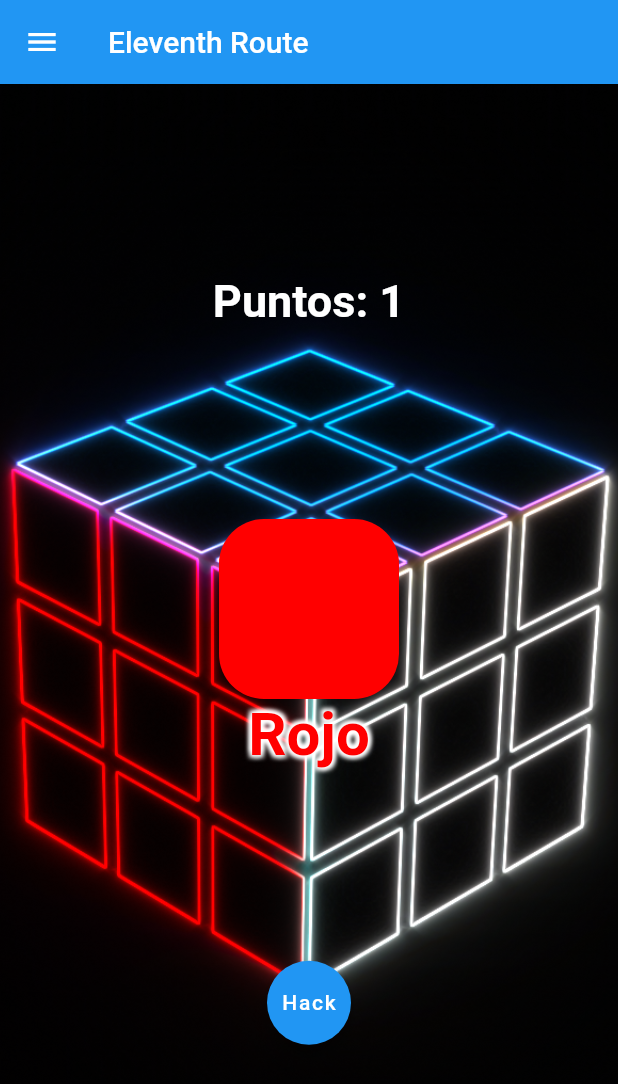
After one commit to Dino-404/Ejercicios-Flutter, a Flutter app: the EleventhRoute screen opened by its route, after a tap on "Rojo", on a phone screen of 412 x 824 dp. The commit adds this screen. Shown: the top 1084 px of the screen. Run offline on Flutter 3.47's test engine with Material 2 defaults, Android fonts, the phone set to English and light mode, and no system bars.

Commit message:
Ejercicio 11 terminado y fixing otros problemas

```diff
--- a/lib/NavDrawer.dart
+++ b/lib/NavDrawer.dart
@@ -71,6 +71,21 @@ class NavDrawer extends StatelessWidget {
             title: Text('Octavo ejercicio'),
             onTap: () => {Navigator.pushNamed(context, "/ocho")},
           ),
+          ListTile(
+            leading: Icon(Icons.android_rounded),
+            title: Text('Noveno ejercicio'),
+            onTap: () => {Navigator.pushNamed(context, "/nueve")},
+          ),
+          ListTile(
+            leading: Icon(Icons.android_rounded),
+            title: Text('Decimo ejercicio'),
+            onTap: () => {Navigator.pushNamed(context, "/diez")},
+          ),
+          ListTile(
+            leading: Icon(Icons.android_rounded),
+            title: Text('Undecimo ejercicio'),
+            onTap: () => {Navigator.pushNamed(context, "/once")},
+          ),
         ],
       ),
     );
--- /dev/null
+++ b/lib/ejercicio11.dart
@@ -0,0 +1,185 @@
+// ignore_for_file: prefer_const_constructors, file_names, prefer_const_literals_to_create_immutables
+
+import 'package:flutter/material.dart';
+import 'dart:math';
+import 'dart:async';
+
+import 'NavDrawer.dart';
+
+class RandomColors extends StatefulWidget {
+  const RandomColors({super.key});
+
+  @override
+  // ignore: library_private_types_in_public_api
+  _RandomColors createState() => _RandomColors();
+}
+
+class _RandomColors extends State<RandomColors> {
+  int points = 0;
+  late String randomName;
+  late Color randomColor;
+  var colorNames = [
+    'Azul',
+    'Verde',
+    'Naranja',
+    'Rosa',
+    'Rojo',
+    'Amarillo',
+    'Negro',
+    'Morado'
+  ];
+  var colorHex = [
+    const Color(0xFF0000FF),
+    const Color(0xFF00FF00),
+    const Color(0xFFFF914D),
+    const Color(0xFFFF66C4),
+    const Color(0xFFFF0000),
+    const Color(0xFFFBC512),
+    const Color(0xFF000000),
+    const Color(0xFF6931FF),
+  ];
+  bool hack = false;
+
+  @override
+  void initState() {
+    super.initState();
+    getRandomColor();
+    getRandomName();
+    timer();
+  }
+
+  void timer() {
+    Timer.periodic(const Duration(milliseconds: 700), (timer) {
+      if (!hack) {
+        getRandomColor();
+      }
+      getRandomName();
+      setState(() {});
+    });
+  }
+
+  @override
+  Widget build(BuildContext context) {
+    return Container(
+        decoration: BoxDecoration(
+            image: DecorationImage(
+                image: AssetImage("assets/magicRubik.png"), fit: BoxFit.cover)),
+        child:
+            Column(mainAxisAlignment: MainAxisAlignment.spaceEvenly, children: [
+          Text(
+            'Puntos: $points',
+            style: const TextStyle(
+                fontWeight: FontWeight.bold, fontSize: 30, color: Colors.white),
+          ),
+          Center(
+              child: GestureDetector(
+                  onTap: () {
+                    onGiftTap(randomName, randomColor);
+                  },
+                  child: Column(
+                    children: [
+                      Container(
+                        decoration: BoxDecoration(
+                            border: Border(),
+                            color: randomColor,
+                            borderRadius:
+                                BorderRadius.all(Radius.circular(30))),
+                        width: 120,
+                        height: 120,
+                      ),
+                      Text(randomName,
+                          style: TextStyle(
+                            color: randomColor,
+                            fontSize: 40,
+                            fontWeight: FontWeight.bold,
+                            shadows: <Shadow>[
+                              Shadow(
+                                offset: Offset(-2, -2),
+                                blurRadius: 3.0,
+                                color: Colors.white,
+                              ),
+                              Shadow(
+                                offset: Offset(2, -2),
+                                blurRadius: 3.0,
+                                color: Colors.white,
+                              ),
+                              Shadow(
+                                offset: Offset(-2, 2),
+                                blurRadius: 3.0,
+                                color: Colors.white,
+                              ),
+                              Shadow(
+                                offset: Offset(2, 2),
+                                blurRadius: 3.0,
+                                color: Colors.white,
+                              ),
+                            ],
+                          )),
+                    ],
+                  ))),
+          FloatingActionButton(
+            onPressed: () {
+              hack = !hack;
+            },
+            child: Text("Hack"),
+          )
+        ]));
+  }
+
+  void getRandomColor() {
+    Random random = Random();
+    int randomNumber = random.nextInt(8);
+    randomColor = colorHex[randomNumber];
+  }
+
+  void getRandomName() {
+    Random random = Random();
+    int randomNumber = random.nextInt(8);
+    randomName = colorNames[randomNumber];
+  }
+
+  String hexToStringConverter(Color hexColor) {
+    if (hexColor == const Color(0xFF0000FF)) {
+      return 'Azul';
+    } else if (hexColor == const Color(0xFF00FF00)) {
+      return 'Verde';
+    } else if (hexColor == const Color(0xFFFF914D)) {
+      return 'Naranja';
+    } else if (hexColor == const Color(0xFFFF66C4)) {
+      return 'Rosa';
+    } else if (hexColor == const Color(0xFFFF0000)) {
+      return 'Rojo';
+    } else if (hexColor == const Color(0xFF6931ff)) {
+      return 'Morado';
+    } else if (hexColor == const Color(0xFF000000)) {
+      return 'Negro';
+    } else {
+      return 'Amarillo';
+    }
+  }
+
+  void onGiftTap(String name, Color color) {
+    var colorToString = hexToStringConverter(color);
+    if (name == colorToString) {
+      points++;
+    } else {
+      points--;
+    }
+    getRandomName();
+    setState(() {});
+  }
+}
+
+class EleventhRoute extends StatelessWidget {
+  const EleventhRoute({super.key});
+  @override
+  Widget build(BuildContext context) {
+    return Scaffold(
+        drawer: NavDrawer(),
+        appBar: AppBar(
+          title: Text("Eleventh Route"),
+        ),
+        //  Container personalizado
+        body: Align(alignment: Alignment.topCenter, child: RandomColors()));
+  }
+}
--- a/lib/ejercicio2.dart
+++ b/lib/ejercicio2.dart
@@ -18,7 +18,7 @@ class SecondRoute extends StatelessWidget {
           // in the middle of the parent.
           child: Text(
         "Lorem ipsum dolor sit amet, consectetur adipiscing elit. Phasellus nibh nisl, ullamcorper id ultricies a, vehicula quis arcu. Sed in lacus volutpat lectus sagittis rutrum non at orci. Nam varius, elit ac maximus scelerisque, lacus massa commodo leo, sit amet placerat neque felis et est. Proin id iaculis ligula. Mauris vel dolor consectetur eros fringilla varius. Ut eget est consequat, mollis massa vitae, vestibulum ipsum. Nunc cursus nec purus eu condimentum. Donec egestas vulputate felis ac ultricies. Donec tempor sem accumsan massa pulvinar, accumsan bibendum neque ornare. Phasellus et augue consequat, mollis sapien nec, molestie arcu. Sed sapien turpis, vulputate nec vulputate eget, interdum at sem. Phasellus ac ex vel velit interdum aliquam et ac lacus. Curabitur suscipit sapien ac consectetur mollis. Maecenas a tellus at mi sollicitudin ultrices.",
-        style: const TextStyle(fontFamily: 'Open Sans'),
+        style: const TextStyle(fontFamily: 'OpenSans'),
       )),
     );
   }
--- a/pubspec.yaml
+++ b/pubspec.yaml
@@ -60,7 +60,7 @@ flutter:
   # the material Icons class.
   uses-material-design: true
   fonts:
-    - family: Open Sans
+    - family: OpenSans
       fonts:
         - asset: fonts/OpenSans-Regular.ttf
         - asset: fonts/OpenSans-Bold.ttf
```
Also changed, not shown: lib/ejercicio10.dart (+74 -0 lines), lib/ejercicio9.dart (+100 -0 lines), lib/main.dart (+7 -1 lines), assets/magicRubik.png (added).
